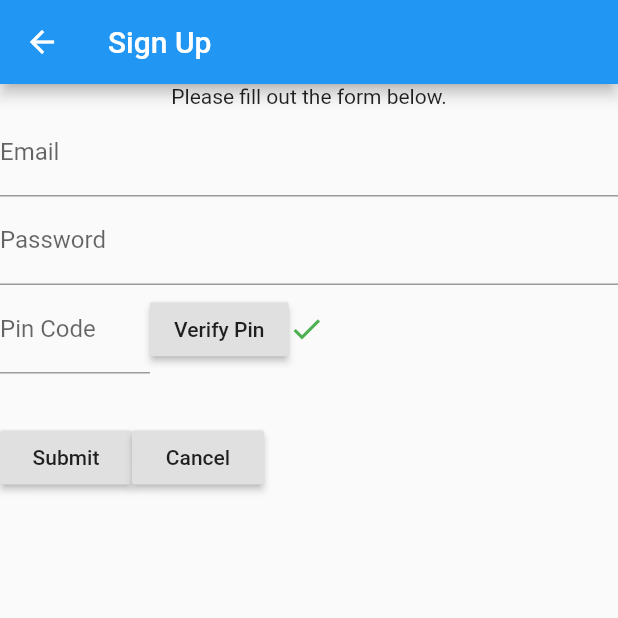
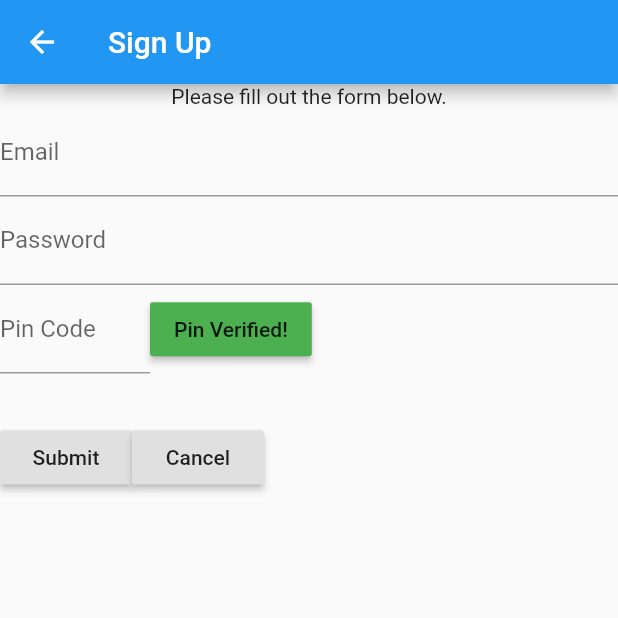
Before and after one commit to annavaykean/seniordesign_protoype, a Flutter app: the SignUpScreen screen opened by its route, after a tap on "Verify Pin", on a phone screen of 412 x 824 dp, the top half of it. Run offline on Flutter 3.47's test engine with Material 2 defaults, Android fonts, the phone set to English and light mode, and no system bars; our stand-ins replace charts_flutter, firebase_auth, firebase_database, flutter_local_notifications, shared_preferences; missing offline and left inert: swipedetector; accounts and stored records are empty.

Commit message:
pin verification visuals updated

```diff
--- a/sd_proto/lib/code/signUp.dart
+++ b/sd_proto/lib/code/signUp.dart
@@ -181,16 +181,10 @@ class SignUpScreenState extends State<SignUpScreen> {
                     )
                 ),
               RaisedButton(
-                child: Text('Verify Pin'),
+                child: pinIsValid ? Text('Pin Verified!') : Text('Verify Pin'),
+                color: pinIsValid ? Colors.green : null,
                 onPressed: () => verifyPin(pinCtrl.text),
               ),
-              Container(
-                //show check button if pin is verified
-                child: Icon(
-                  Icons.check,
-                  color: pinIsValid ? Colors.green : Colors.white,
-                )
-              )
               ]),
               Container(
                 child: Text(errorMssg,
```
